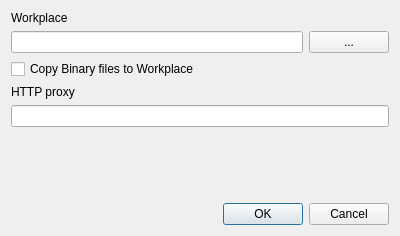
Above: settingsdialog.ui from mdamien/NotesManager before the change. Below: the same form after it.
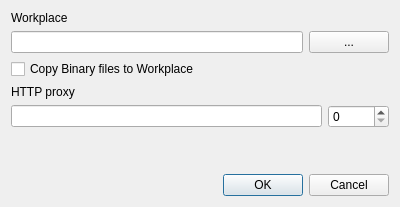
That is the form after the change.

```diff
--- a/settingsdialog.ui
+++ b/settingsdialog.ui
@@ -10,7 +10,7 @@
     <x>0</x>
     <y>0</y>
     <width>400</width>
-    <height>236</height>
+    <height>207</height>
    </rect>
   </property>
   <property name="windowTitle">
@@ -53,7 +53,18 @@
     </widget>
    </item>
    <item>
-    <widget class="QLineEdit" name="proxy"/>
+    <layout class="QHBoxLayout" name="horizontalLayout_2">
+     <item>
+      <widget class="QLineEdit" name="proxy"/>
+     </item>
+     <item>
+      <widget class="QSpinBox" name="proxy_port">
+       <property name="maximum">
+        <number>10000</number>
+       </property>
+      </widget>
+     </item>
+    </layout>
    </item>
    <item>
     <spacer name="verticalSpacer">
```
